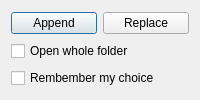
The window that opendialog.ui (gidzzz/openmediaplayer) describes before a commit, drawn with Qt 5.
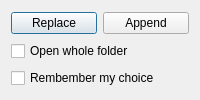
The same window after the commit.

Commit message: Hide the append button in OpenDialog or don't open OpenDialog at all, depending on which settings are useful in a particular situtation.

Diff of the .ui file:
```diff
--- a/opendialog.ui
+++ b/opendialog.ui
@@ -3,31 +3,35 @@
  <class>OpenDialog</class>
  <widget class="QDialog" name="OpenDialog">
   <property name="windowTitle">
-   <string>Open</string>
+   <string>Opening options</string>
   </property>
-  <layout class="QGridLayout" name="gridLayout">
-   <item row="0" column="0">
-    <widget class="QPushButton" name="appendButton">
-     <property name="text">
-      <string>Append</string>
-     </property>
-    </widget>
-   </item>
-   <item row="0" column="1">
+  <layout class="QVBoxLayout" name="mainLayout">
+   <item>
+    <layout class="QHBoxLayout" name="buttonsLayout">
+     <item>
     <widget class="QPushButton" name="replaceButton">
      <property name="text">
       <string>Replace</string>
      </property>
     </widget>
    </item>
-   <item row="1" column="0" colspan="2">
+     <item>
+      <widget class="QPushButton" name="appendButton">
+       <property name="text">
+        <string>Append</string>
+       </property>
+      </widget>
+     </item>
+    </layout>
+   </item>
+   <item>
     <widget class="QCheckBox" name="folderCheckBox">
      <property name="text">
       <string>Open whole folder</string>
      </property>
     </widget>
    </item>
-   <item row="2" column="0" colspan="2">
+   <item>
     <widget class="QCheckBox" name="rememberCheckBox">
      <property name="text">
       <string>Rembember my choice</string>
```
Lines whose indentation alone changed are shown as unchanged. The commit also changes 4 other files.
